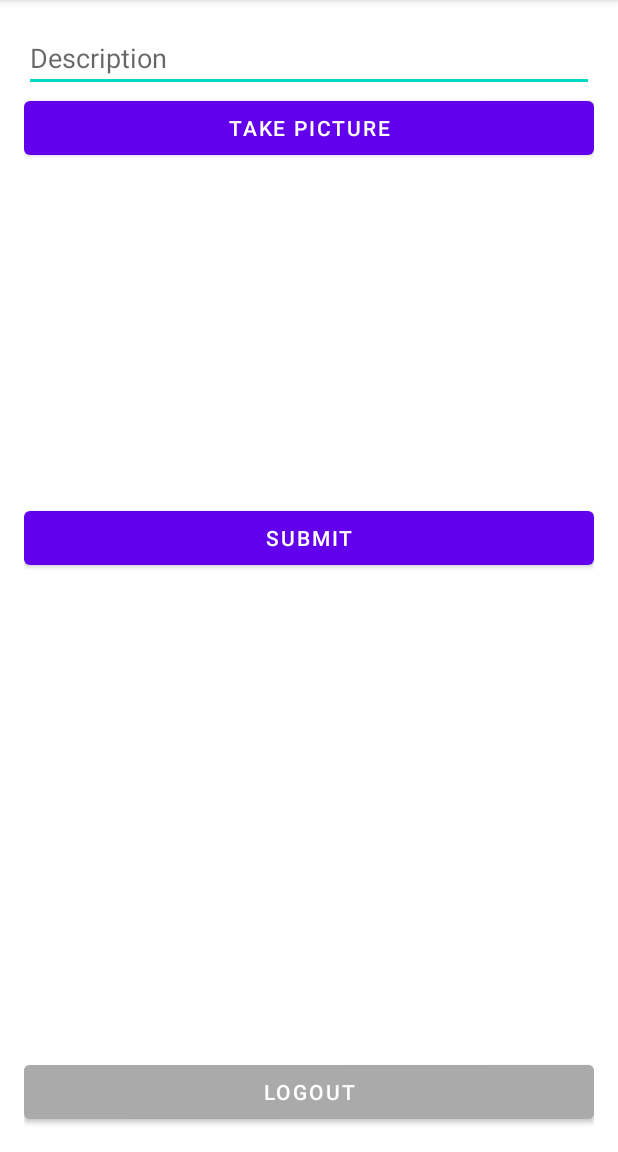
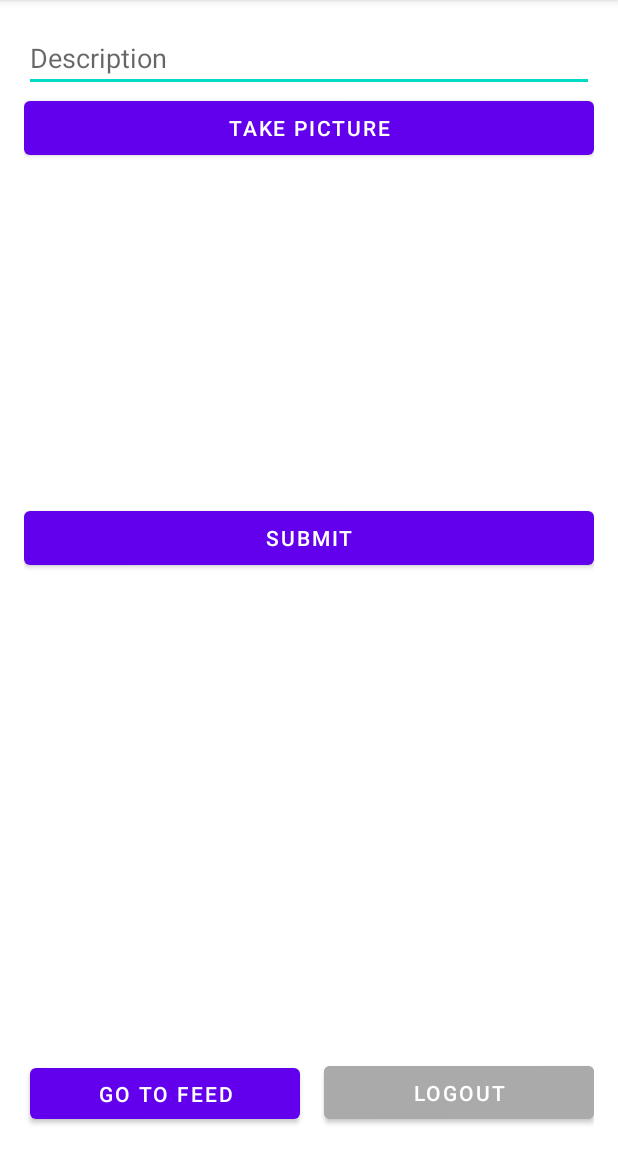
Before and after one commit to jeanlag1/Instagram, an Android app: the MainActivity screen opened directly, with no data from a screen before it, on a phone screen of 412 x 824 dp, the part 84-1236 px from its top. Run offline under Robolectric (Android 15) with nearby library versions, the phone set to English and light mode, and no system bars; libraries missing offline, so code that uses them is left out: com.parse.

```diff
--- a/app/build.gradle
+++ b/app/build.gradle
@@ -37,4 +37,7 @@ dependencies {
     androidTestImplementation 'androidx.test.ext:junit:1.1.2'
     androidTestImplementation 'androidx.test.espresso:espresso-core:3.3.0'
     implementation "com.github.parse-community.Parse-SDK-Android:parse:1.24.1"
+    implementation 'com.github.bumptech.glide:glide:4.12.0'
+    // Glide v4 uses this new annotation processor -- see https://bumptech.github.io/glide/doc/generatedapi.html
+    annotationProcessor 'com.github.bumptech.glide:compiler:4.12.0'
 }
--- a/app/src/main/AndroidManifest.xml
+++ b/app/src/main/AndroidManifest.xml
@@ -1,8 +1,10 @@
 <?xml version="1.0" encoding="utf-8"?>
 <manifest xmlns:android="http://schemas.android.com/apk/res/android"
     package="com.codepath.instagram">
+
     <uses-permission android:name="android.permission.ACCESS_NETWORK_STATE" />
     <uses-permission android:name="android.permission.INTERNET" />
+
     <application
         android:name=".ParseApplication"
         android:allowBackup="true"
@@ -11,6 +13,7 @@
         android:roundIcon="@drawable/icon"
         android:supportsRtl="true"
         android:theme="@style/Theme.Instagram">
+        <activity android:name=".FeedActivity"></activity>
 
         <provider
             android:name="androidx.core.content.FileProvider"
@@ -29,7 +32,7 @@
                 <category android:name="android.intent.category.LAUNCHER" />
             </intent-filter>
         </activity>
-        <activity android:name=".MainActivity"></activity>
+        <activity android:name=".MainActivity" />
     </application>
 
 </manifest>
--- a/app/src/main/java/com/codepath/instagram/MainActivity.java
+++ b/app/src/main/java/com/codepath/instagram/MainActivity.java
@@ -37,6 +37,7 @@ public class MainActivity extends AppCompatActivity {
     Button mSubmit;
     EditText mDescription;
     ImageView mPicture;
+    Button mGoToFeed;
 
     public String mPhotoFileName = "photo.jpg";
     private File mPhotoFile;
@@ -51,6 +52,8 @@ public class MainActivity extends AppCompatActivity {
         mDescription = findViewById(R.id.etDescription);
         mPicture = findViewById(R.id.ivPostImg);
         mLogout =  findViewById(R.id.btnLogout);
+        mGoToFeed =  findViewById(R.id.btnFeed);
+
         mLogout.setOnClickListener(new View.OnClickListener() {
             @Override
             public void onClick(View v) {
@@ -73,28 +76,15 @@ public class MainActivity extends AppCompatActivity {
                 takePicture();
             }
         });
+        mGoToFeed.setOnClickListener(new View.OnClickListener() {
+            @Override
+            public void onClick(View v) {
+                Intent i = new Intent(MainActivity.this, FeedActivity.class);
+                startActivity(i);
+            }
+        });
 
         // Query the posts
-//        queryPosts();
-    }
-
-    private void queryPosts() {
-        // Specify which class to query
-        ParseQuery<Post> query = ParseQuery.getQuery(Post.class);
-        query.include(Post.KEY_USER);
-        // Specify the object id
-        query.findInBackground(new FindCallback<Post>() {
-            @Override
-            public void done(List<Post> posts, ParseException e) {
-                if (e != null) {
-                    Log.e(TAG, "Issues with getting posts", e );
-                    return;
-                }
-                for (Post post : posts) {
-                    Log.i(TAG, "Post: " + post.getDescription() + " , username: " + post.getUser().getUsername());
-                }
-            }
-        });
     }
 
     private void takePicture() {
--- a/app/src/main/res/layout/activity_main.xml
+++ b/app/src/main/res/layout/activity_main.xml
@@ -9,13 +9,12 @@
 
     <Button
         android:id="@+id/btnLogout"
-        android:layout_width="0dp"
-        android:layout_height="wrap_content"
+        android:layout_width="180dp"
+        android:layout_height="47dp"
         android:backgroundTint="@android:color/darker_gray"
         android:text="Logout"
         app:layout_constraintBottom_toBottomOf="parent"
-        app:layout_constraintEnd_toEndOf="parent"
-        app:layout_constraintStart_toStartOf="parent" />
+        app:layout_constraintEnd_toEndOf="parent" />
 
     <EditText
         android:id="@+id/etDescription"
@@ -55,4 +54,13 @@
         app:layout_constraintStart_toStartOf="parent"
         app:layout_constraintTop_toBottomOf="@+id/ivPostImg" />
 
+    <Button
+        android:id="@+id/btnFeed"
+        android:layout_width="180dp"
+        android:layout_height="46dp"
+        android:layout_marginStart="4dp"
+        android:text="Go to feed"
+        app:layout_constraintBottom_toBottomOf="parent"
+        app:layout_constraintStart_toStartOf="parent" />
+
 </androidx.constraintlayout.widget.ConstraintLayout>
```
Also changed, not shown: app/src/main/java/com/codepath/instagram/FeedActivity.java (added, +63 -0 lines), app/src/main/java/com/codepath/instagram/PostsAdapter.java (added, +66 -0 lines), app/src/main/res/layout/activity_feed.xml (added, +15 -0 lines), app/src/main/res/layout/item_post.xml (added, +31 -0 lines).
